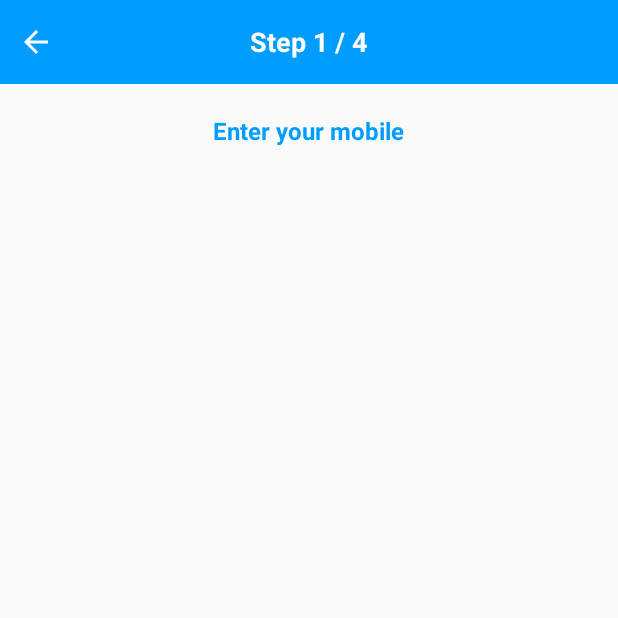
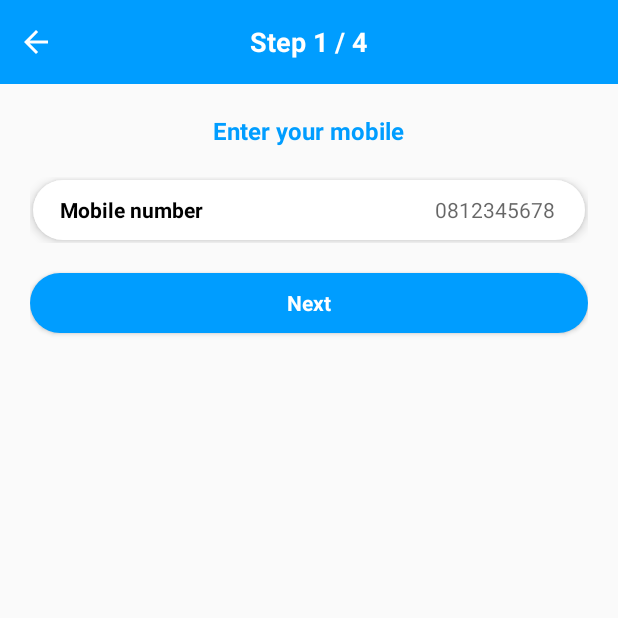
Before and after one commit to Thanachotkk/cartels, an Android app: the Step1Fragment screen opened directly, with no data from a screen before it, on a phone screen of 412 x 824 dp, the top half of it. Run offline under Robolectric (Android 15) with nearby library versions, the phone set to English and light mode, and no system bars.

Commit message:
initial files

```diff
--- a/app/src/main/java/com/internship/nilecon/cartels/SignUp/Step1Fragment.kt
+++ b/app/src/main/java/com/internship/nilecon/cartels/SignUp/Step1Fragment.kt
@@ -9,6 +9,7 @@ import android.view.View
 import android.view.ViewGroup
 
 import com.internship.nilecon.cartels.R
+import kotlinx.android.synthetic.main.fragment_step1.*
 
 // TODO: Rename parameter arguments, choose names that match
 // the fragment initialization parameters, e.g. ARG_ITEM_NUMBER
@@ -42,6 +43,11 @@ class Step1Fragment : Fragment() {
                               savedInstanceState: Bundle?): View? {
         // Inflate the layout for this fragment
         return inflater.inflate(R.layout.fragment_step1, container, false)
+    }
+
+    override fun onViewCreated(view: View, savedInstanceState: Bundle?) {
+        super.onViewCreated(view, savedInstanceState)
+        setupButtonBack()
     }
 
     // TODO: Rename method, update argument and hook method into UI event
@@ -98,4 +104,10 @@ class Step1Fragment : Fragment() {
                     }
                 }
     }
+
+    private fun setupButtonBack(){
+        buttonBack.setOnClickListener {
+            activity!!.onBackPressed()
+        }
+    }
 }
--- /dev/null
+++ b/app/src/main/res/drawable/bg_input.xml
@@ -0,0 +1,5 @@
+<shape android:shape="rectangle"
+    xmlns:android="http://schemas.android.com/apk/res/android" >
+    <solid android:color="@android:color/white"/>
+    <corners android:radius="20dp"/>
+</shape>
--- a/app/src/main/res/layout/activity_introduction.xml
+++ b/app/src/main/res/layout/activity_introduction.xml
@@ -44,7 +44,7 @@
         android:padding="@dimen/dp_M">
         <TextView
             android:text="Continue with"
-            style="@style/AppTheme.Text.TitleBlueColor" />
+            style="@style/AppTheme.Form.Title.ThemeColor" />
         <LinearLayout
             android:layout_width="match_parent"
             android:layout_height="wrap_content"
--- a/app/src/main/res/layout/fragment_step1.xml
+++ b/app/src/main/res/layout/fragment_step1.xml
@@ -23,14 +23,33 @@
     </RelativeLayout>
 
     <LinearLayout
-        style="@style/AppTheme.Layout.Form"
+        style="@style/AppTheme.Form.Layout"
         app:layout_constraintBottom_toBottomOf="parent"
         app:layout_constraintEnd_toEndOf="parent"
         app:layout_constraintStart_toStartOf="parent"
         app:layout_constraintTop_toBottomOf="@+id/relativeLayout">
         <TextView
-            style="@style/AppTheme.Text.TitleBlueColor"
+            style="@style/AppTheme.Form.Title.ThemeColor"
             android:text="Enter your mobile" />
+
+        <RelativeLayout
+            style="@style/AppTheme.Form.Input.RelativeLayout">
+
+            <EditText
+                style="@style/AppTheme.Form.Input.EditText"
+                android:inputType="number"
+                android:maxLength="10"
+                android:hint="0812345678"/>
+            <TextView
+               style="@style/AppTheme.Form.Input.TextView"
+                android:text="Mobile number"
+                />
+        </RelativeLayout>
+
+        <Button
+            style="@style/AppTheme.Form.Input.Button"
+            android:text="Next"
+            />
     </LinearLayout>
 
 </android.support.constraint.ConstraintLayout>
--- a/app/src/main/res/layout/view_pager_introduction.xml
+++ b/app/src/main/res/layout/view_pager_introduction.xml
@@ -28,6 +28,7 @@
             android:layout_width="300dp"
             android:layout_height="wrap_content"
             android:text="Introduction Header"
+            android:layout_marginBottom="@dimen/dp_XS"
             android:textAlignment="center"
             android:textColor="@android:color/black"
             android:textStyle="bold" />
--- a/app/src/main/res/values/dimens.xml
+++ b/app/src/main/res/values/dimens.xml
@@ -1,6 +1,6 @@
 <?xml version="1.0" encoding="utf-8"?>
 <resources>
-    <dimen name="button_height">40dp</dimen>
+    <dimen name="input_height">40dp</dimen>
 
     <dimen name="dp_XXS">8dp</dimen>
     <dimen name="dp_XS">12dp</dimen>
--- a/app/src/main/res/values/styles.xml
+++ b/app/src/main/res/values/styles.xml
@@ -5,7 +5,7 @@
         <!-- Customize your theme here. -->
         <item name="colorPrimary">@color/colorPrimary</item>
         <item name="colorPrimaryDark">@color/colorPrimaryDark</item>
-        <item name="colorAccent">@color/colorAccent</item>
+        <item name="colorAccent">@color/colorTheme3</item>
     </style>
 
     <style name="AppTheme.NoActionBar">
@@ -45,7 +45,7 @@
 
     <!--Button styles. -->
     <style name="AppTheme.Button">
-        <item name="android:layout_height">@dimen/button_height</item>
+        <item name="android:layout_height">@dimen/input_height</item>
         <item name="android:layout_width">wrap_content</item>
         <item name="android:textSize">@dimen/sp_M</item>
     </style>
@@ -62,22 +62,12 @@
         <item name="android:textStyle">bold</item>
     </style>
 
-    <!--Text styles. -->
-    <style name="AppTheme.Text">
-        <item name="android:layout_width">wrap_content</item>
-        <item name="android:layout_height">wrap_content</item>
-    </style>
 
-    <style name="AppTheme.Text.TitleBlueColor">
-        <item name="android:textSize">@dimen/sp_L</item>
-        <item name="android:textStyle">bold</item>
-        <item name="android:textColor">@color/colorTheme3</item>
-    </style>
 
     <!--layout styles. -->
-    <style name="AppTheme.Layout" />
+    <style name="AppTheme.Form" />
 
-    <style name="AppTheme.Layout.Form">
+    <style name="AppTheme.Form.Layout">
         <item name="android:layout_width">match_parent</item>
         <item name="android:layout_height">0dp</item>
         <item name="android:padding">@dimen/dp_M</item>
@@ -85,8 +75,51 @@
         <item name="android:gravity">center_horizontal</item>
     </style>
 
-    <style name="AppTheme.NoActionBar.AppBarOverlay" parent="ThemeOverlay.AppCompat.Dark.ActionBar" />
+    <style name="AppTheme.Form.Title">
+        <item name="android:layout_width">wrap_content</item>
+        <item name="android:layout_height">wrap_content</item>
+    </style>
 
-    <style name="AppTheme.NoActionBar.PopupOverlay" parent="ThemeOverlay.AppCompat.Light" />
+    <style name="AppTheme.Form.Title.ThemeColor">
+        <item name="android:textSize">@dimen/sp_L</item>
+        <item name="android:textStyle">bold</item>
+        <item name="android:textColor">@color/colorTheme3</item>
+        <item name="android:layout_marginBottom">@dimen/dp_M</item>
+    </style>
+
+    <style name="AppTheme.Form.Input"/>
+
+    <style name="AppTheme.Form.Input.RelativeLayout">
+        <item name="android:layout_width">match_parent</item>
+        <item name="android:layout_height">wrap_content</item>
+        <item name="android:layout_marginBottom">@dimen/dp_M</item>
+    </style>
+
+    <style name="AppTheme.Form.Input.EditText">
+        <item name="android:layout_width">match_parent</item>
+        <item name="android:layout_height">@dimen/input_height</item>
+        <item name="android:background">@drawable/bg_input</item>
+        <item name="android:layout_centerInParent">true</item>
+        <item name="android:layout_margin">2dp</item>
+        <item name="android:elevation">4dp</item>
+        <item name="android:gravity">end|center_vertical</item>
+        <item name="android:textSize">@dimen/sp_M</item>
+        <item name="android:paddingRight">@dimen/dp_M</item>
+    </style>
+
+    <style name="AppTheme.Form.Input.TextView">
+        <item name="android:layout_width">wrap_content</item>
+        <item name="android:layout_height">wrap_content</item>
+        <item name="android:layout_centerVertical">true</item>
+        <item name="android:elevation">4dp</item>
+        <item name="android:textSize">@dimen/sp_M</item>
+        <item name="android:textStyle">bold</item>
+        <item name="android:textColor">@android:color/black</item>
+        <item name="android:layout_marginLeft">@dimen/dp_M</item>
+    </style>
+
+    <style name="AppTheme.Form.Input.Button" parent="AppTheme.Button.FillColorBlue">
+        <item name="android:layout_width">match_parent</item>
+    </style>
 
 </resources>
```
Also changed, not shown: app/src/main/res/drawable-v21/ic_menu_camera.xml (deleted, +0 -12 lines), app/src/main/res/drawable-v21/ic_menu_gallery.xml (deleted, +0 -9 lines), app/src/main/res/drawable-v21/ic_menu_manage.xml (deleted, +0 -9 lines), app/src/main/res/drawable-v21/ic_menu_send.xml (deleted, +0 -9 lines), app/src/main/res/drawable-v21/ic_menu_share.xml (deleted, +0 -9 lines), app/src/main/res/drawable-v21/ic_menu_slideshow.xml (deleted, +0 -9 lines), app/src/main/res/drawable/side_nav_bar.xml (deleted, +0 -9 lines), app/src/main/res/menu/activity_main2_drawer.xml (deleted, +0 -38 lines), app/src/main/res/menu/main2.xml (deleted, +0 -9 lines).
